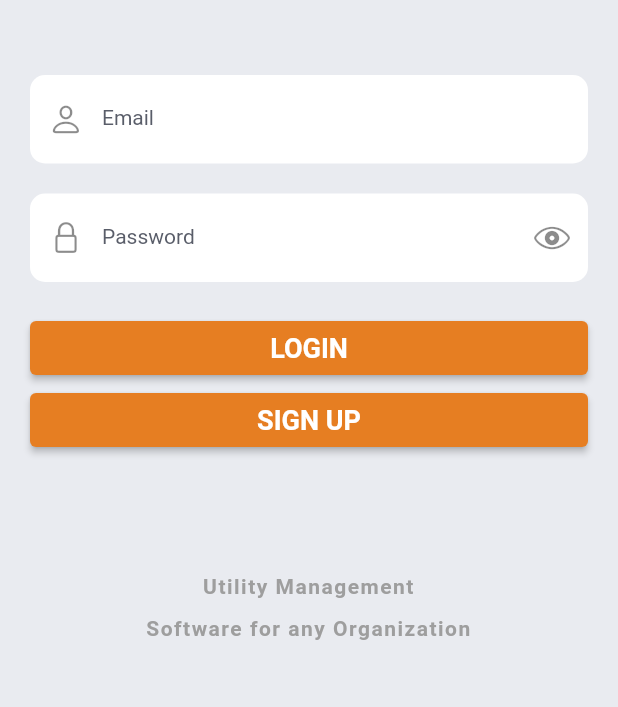
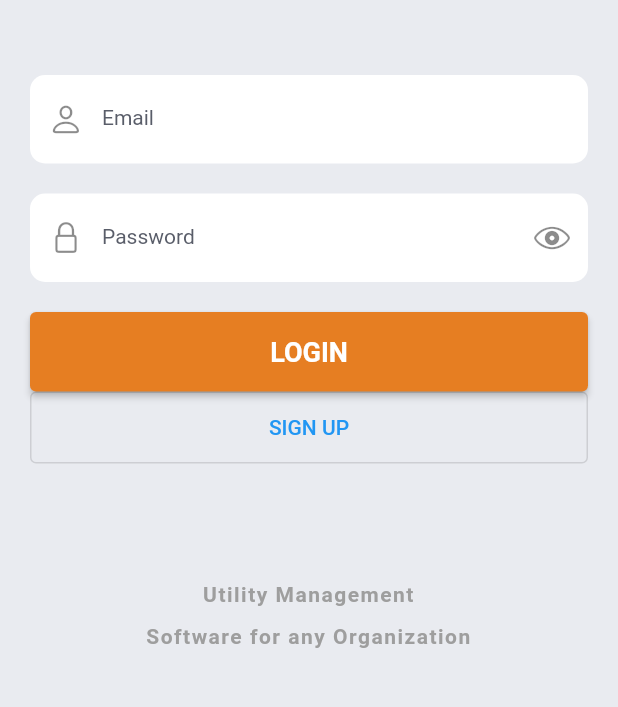
Before and after one commit to devnizamuddin/tukitaki_flutter, a Flutter app: the screen it shows after launch, on a phone screen of 412 x 824 dp, the part 276-983 px from its top. Run offline on Flutter 3.47's test engine with Material 2 defaults, Android fonts, the phone set to English and light mode, and no system bars; our stand-ins replace cloud_firestore, dio, firebase_auth, firebase_core, flutter_easyloading, get and 2 more; accounts and stored records are empty.

Commit message:
Outlined button added

```diff
--- a/lib/app/modules/login/views/login_view.dart
+++ b/lib/app/modules/login/views/login_view.dart
@@ -4,7 +4,6 @@ import 'package:flutter/material.dart';
 import 'package:get/get.dart';
 import 'package:tukitaki_flutter/app/utils/button.dart';
 
-import '../../../config/app_assets.dart';
 import '../../../config/app_themes.dart';
 import '../../../utils/text_view.dart';
 import '../controllers/login_controller.dart';
@@ -73,7 +72,11 @@ class LoginView extends GetView<LoginController> {
                   ),
                   const SizedBox(height: 20),
                   PrimaryButton(onPressed: controller.login, text: 'LOGIN'),
-                  PrimaryButton(onPressed: controller.login, text: 'SIGN UP'),
+                  COutlineButton(
+                      onPressed: () {
+                        //s Get.to(() => const SignupView());
+                      },
+                      text: 'SIGN UP'),
                   const SizedBox(height: 50),
                   const Padding(
                     padding: EdgeInsets.all(20.0),
--- a/lib/app/routes/app_pages.dart
+++ b/lib/app/routes/app_pages.dart
@@ -17,7 +17,7 @@ class AppPages {
   static final routes = [
     GetPage(
       name: _Paths.HOME,
-      page: () => HomeView(),
+      page: () => const HomeView(),
       binding: HomeBinding(),
     ),
     GetPage(
@@ -27,7 +27,7 @@ class AppPages {
     ),
     GetPage(
       name: _Paths.SPLASH,
-      page: () => SplashView(),
+      page: () => const SplashView(),
       binding: SplashBinding(),
     ),
   ];
--- a/lib/app/routes/app_routes.dart
+++ b/lib/app/routes/app_routes.dart
@@ -6,6 +6,7 @@ abstract class Routes {
   static const HOME = _Paths.HOME;
   static const LOGIN = _Paths.LOGIN;
   static const SPLASH = _Paths.SPLASH;
+  static const SIGNUP = _Paths.SIGNUP;
 }
 
 abstract class _Paths {
@@ -13,4 +14,5 @@ abstract class _Paths {
   static const HOME = '/home';
   static const LOGIN = '/login';
   static const SPLASH = '/splash';
+  static const SIGNUP = '/signup';
 }
--- a/lib/app/utils/button.dart
+++ b/lib/app/utils/button.dart
@@ -2,14 +2,20 @@ import 'package:flutter/material.dart';
 
 // ignore: non_constant_identifier_names
 ElevatedButton PrimaryButton({required VoidCallback? onPressed, required String text}) {
-  return ElevatedButton(onPressed: onPressed, child: Text(text));
+  return ElevatedButton(
+      onPressed: onPressed,
+      child: Padding(
+        padding: const EdgeInsets.all(16.0),
+        child: Text(text),
+      ));
 }
 
 // ignore: non_constant_identifier_names
-Widget OutlineButton({required Function onPressed, required String text}) {
-  return ElevatedButton(
-      onPressed: () async {
-        onPressed;
-      },
-      child: Text(text));
+OutlinedButton COutlineButton({required VoidCallback? onPressed, required String text}) {
+  return OutlinedButton(
+      onPressed: onPressed,
+      child: Padding(
+        padding: const EdgeInsets.all(16.0),
+        child: Text(text),
+      ));
 }
```
